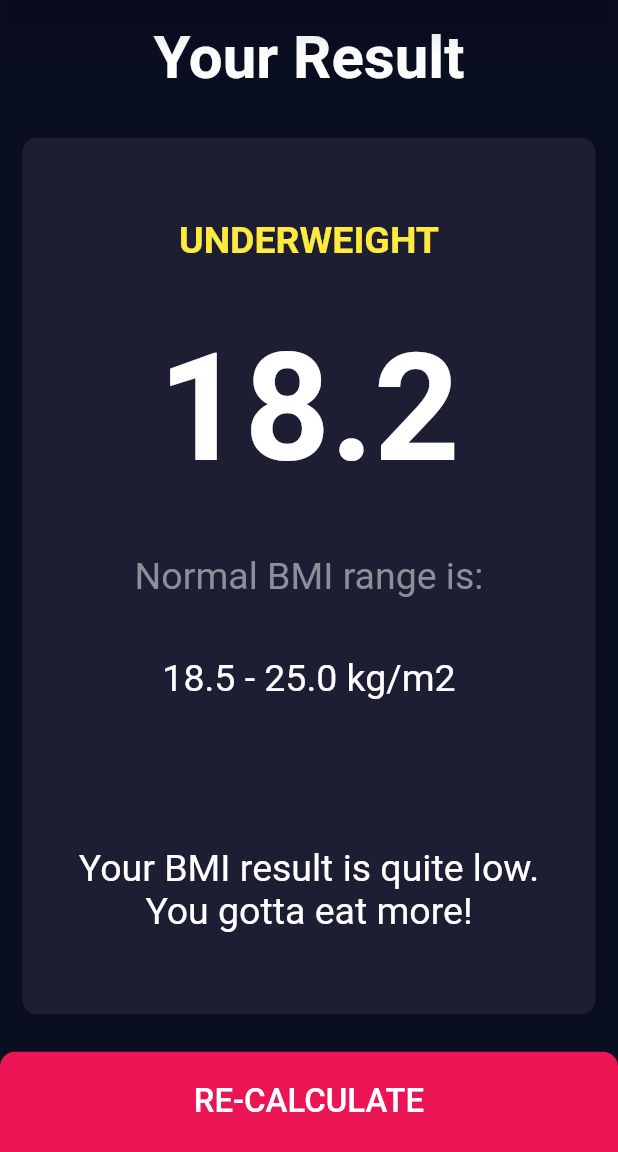
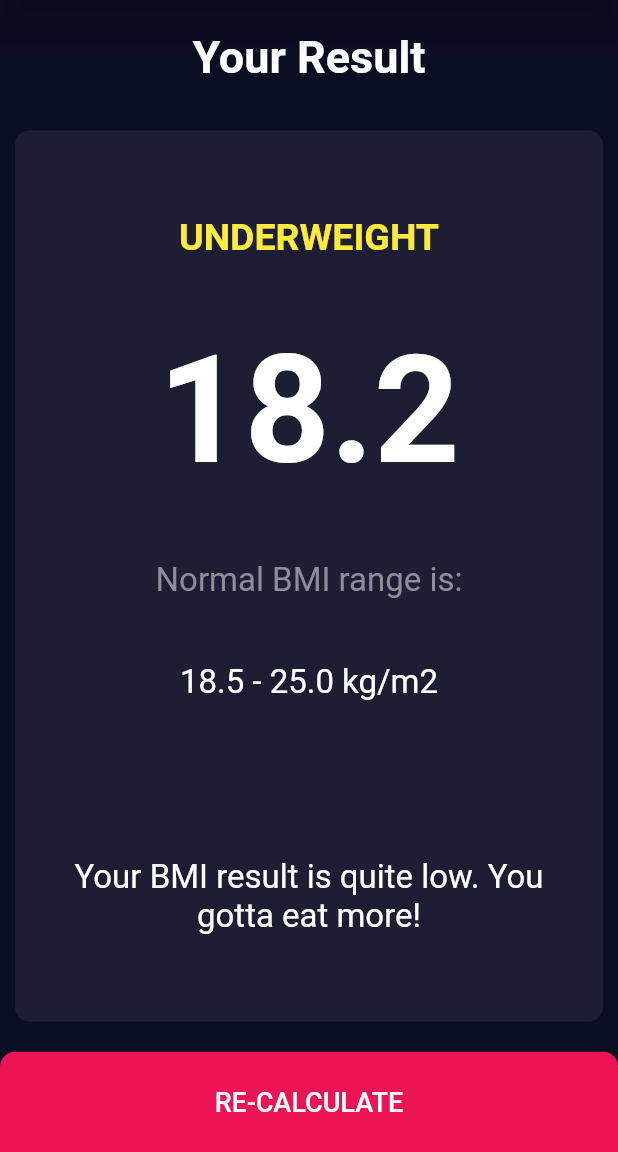
Before and after one commit to harjotsingh1999/bmi_calculator_flutter, a Flutter app: the screen it shows after launch, after a tap on "CALCULATE YOUR BMI", on a phone screen of 412 x 824 dp, the part 84-1236 px from its top. Run offline on Flutter 3.47's test engine with Material 2 defaults, Android fonts, the phone set to English and light mode, and no system bars; our stand-ins replace font_awesome_flutter.

Commit message:
Final Push

```diff
--- a/lib/constants.dart
+++ b/lib/constants.dart
@@ -1,7 +1,7 @@
 import 'package:flutter/material.dart';
 
 //k is added before all variables as naming convention
-const double kIconSize = 100;
+const double kIconSize = 80;
 const double kTextSize = 18;
 const Color kTextColor=Color(0xff8d8e98);
 const Color kButtonColor=Color(0xff4c4f5e);
--- a/lib/gender_card.dart
+++ b/lib/gender_card.dart
@@ -21,7 +21,7 @@ class GenderCard extends StatelessWidget {
           color: Colors.white,
         ),
         SizedBox(
-          height: 35,
+          height: 30,
         ),
         Text(genderText, style: kTextStyle),
       ],
--- a/lib/input_page.dart
+++ b/lib/input_page.dart
@@ -128,10 +128,10 @@ class _InputPageState extends State<InputPage> {
                   SliderTheme(
                     data: SliderTheme.of(context).copyWith(
                       thumbShape: RoundSliderThumbShape(
-                        enabledThumbRadius: 15,
+                        enabledThumbRadius: 12,
                       ),
                       overlayShape: RoundSliderOverlayShape(
-                        overlayRadius: 30,
+                        overlayRadius: 25,
                       ),
                       thumbColor: kBottomContainerColor,
                       activeTrackColor: Colors.white,
@@ -254,7 +254,7 @@ class _InputPageState extends State<InputPage> {
                   child: Text(
                     "CALCULATE YOUR BMI",
                     style: TextStyle(
-                      fontSize: 22,
+                      fontSize: 18,
                     ),
                   ),
                 ),
@@ -279,8 +279,8 @@ class RoundIconButton extends StatelessWidget {
       onPressed: onTapFunction,
       shape: CircleBorder(),
       constraints: BoxConstraints.tightFor(
-        width: 56,
-        height: 56,
+        width: 50,
+        height: 50,
       ),
       splashColor: kActiveCardColor,
       fillColor: kButtonColor,
--- a/lib/main.dart
+++ b/lib/main.dart
@@ -7,6 +7,7 @@ class BMICalculator extends StatelessWidget {
   @override
   Widget build(BuildContext context) {
     return MaterialApp(
+      debugShowCheckedModeBanner: false,
       theme: ThemeData.dark().copyWith(
         primaryColor: Color(0xFF0A0E21),
         scaffoldBackgroundColor: Color(0xFF0A0E21),
--- a/lib/result_page.dart
+++ b/lib/result_page.dart
@@ -61,7 +61,7 @@ class ResultPage extends StatelessWidget {
                 "Your Result",
                 style: TextStyle(
                   fontWeight: FontWeight.bold,
-                  fontSize: 40,
+                  fontSize: 30,
                 ),
               ),
             ),
@@ -93,7 +93,7 @@ class ResultPage extends StatelessWidget {
                   child: Text(
                     "RE-CALCULATE",
                     style: TextStyle(
-                      fontSize: 22,
+                      fontSize: 18,
                     ),
                   ),
                 ),
@@ -141,12 +141,12 @@ class ResultCard extends StatelessWidget {
           "Normal BMI range is:",
           style: TextStyle(
             color: kTextColor,
-            fontSize: 25,
+            fontSize: 22,
           ),
         ),
         Text(
           "18.5 - 25.0 kg/m2",
-          style: TextStyle(fontSize: 25, color: Colors.white),
+          style: TextStyle(fontSize: 22, color: Colors.white),
         ),
         SizedBox(height: 20,),
         Text(
@@ -154,7 +154,7 @@ class ResultCard extends StatelessWidget {
           textAlign: TextAlign.center,
           style: TextStyle(
             color: Colors.white,
-            fontSize: 25,
+            fontSize: 22,
           ),
         ),
         // FlatButton(
--- a/lib/reusable_card.dart
+++ b/lib/reusable_card.dart
@@ -12,7 +12,7 @@ class ReusableCard extends StatelessWidget {
     return GestureDetector(
       onTap: cardOnTap,
       child: Container(
-        margin: EdgeInsets.all(15),
+        margin: EdgeInsets.all(10),
         padding: EdgeInsets.all(15),
         decoration: BoxDecoration(
           color: color,
```
